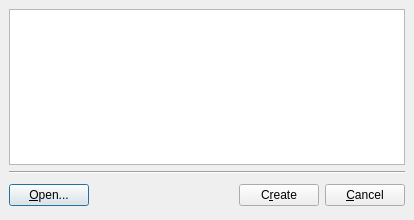
First picture: the form in qshaderedit/src/newdialog.ui, repository castano/qshaderedit, before the edit.
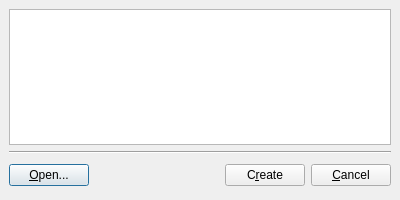
Second picture: the form after the edit.

Diff of the .ui file:
```diff
--- a/qshaderedit/src/newdialog.ui
+++ b/qshaderedit/src/newdialog.ui
@@ -8,8 +8,8 @@
    <rect>
     <x>0</x>
     <y>0</y>
-    <width>414</width>
-    <height>220</height>
+    <width>400</width>
+    <height>200</height>
    </rect>
   </property>
   <property name="windowTitle" >
```
